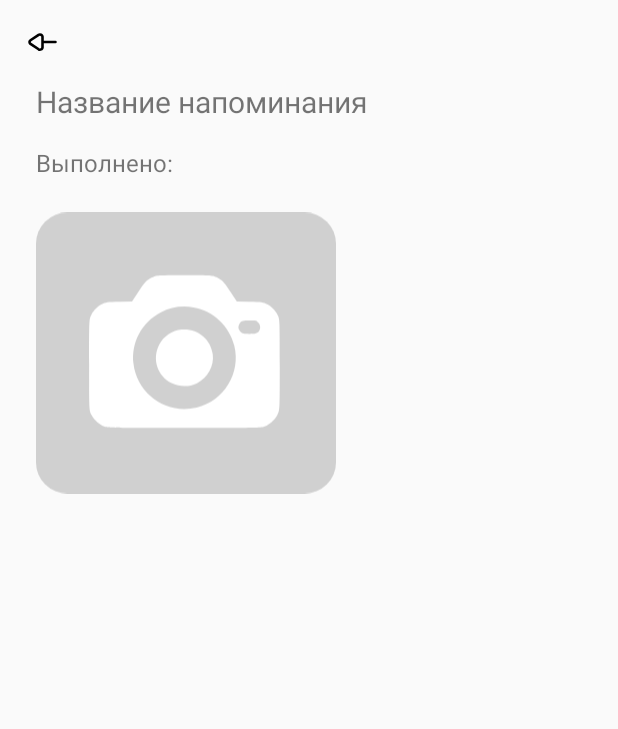
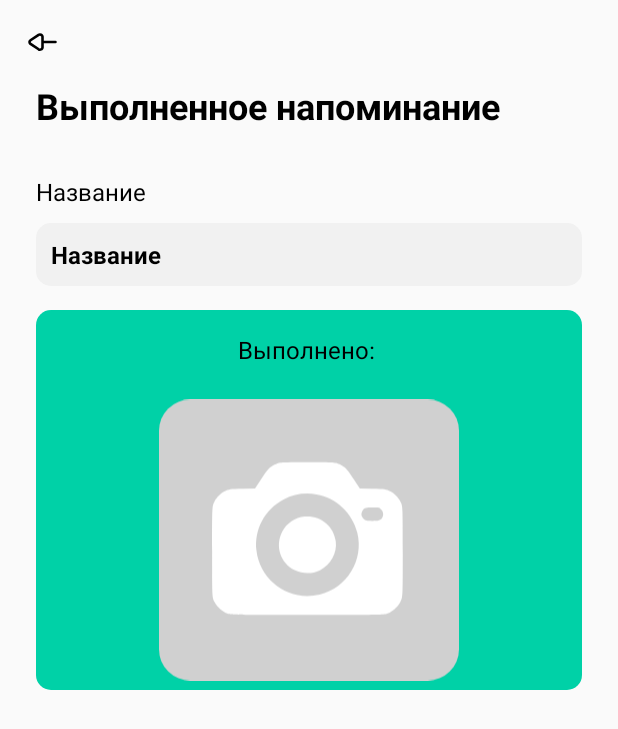
Before and after one commit to nerm1k/alabasterhelp-android-app, an Android app built with Jetpack Compose: the ViewReminderActivity screen opened directly, with no data from a screen before it, on a phone screen of 412 x 824 dp. Shown: the top 729 px of the screen. Run offline under Robolectric (Android 15) with nearby library versions, the phone set to English and light mode, and no system bars; 1 statement that could not run was skipped.

Commit message:
changed view reminder UI

```diff
--- a/app/src/main/java/com/example/alabasterhelp2/ViewReminderActivity.kt
+++ b/app/src/main/java/com/example/alabasterhelp2/ViewReminderActivity.kt
@@ -3,6 +3,7 @@ package com.example.alabasterhelp2
 
 import android.graphics.BitmapFactory
 import android.os.Bundle
+import android.view.MenuItem
 import android.widget.ImageView
 import android.widget.TextView
 import android.widget.Toast
@@ -73,9 +74,10 @@ class ViewReminderActivity : AppCompatActivity() {
 
     private fun setupView() {
         textViewTitle.text = currentReminder.title
-        textViewCompletedAt.text = "Выполнено: ${formatTimestamp(currentReminder.lastCompleted ?: 0)}"
+
 
         if (currentReminder.confirmationMethod == "Фото" && currentReminder.photoPath != null) {
+            textViewCompletedAt.text = "Вы добавили фото (${formatTimestamp(currentReminder.lastCompleted ?: 0)})"
             // Загрузка изображения из пути
             val bitmap = BitmapFactory.decodeFile(currentReminder.photoPath)
             if (bitmap != null) {
@@ -86,6 +88,7 @@ class ViewReminderActivity : AppCompatActivity() {
         } else {
             // Для математического примера скрываем ImageView
             imageViewPhoto.visibility = ImageView.GONE
+            textViewCompletedAt.text = "Вы решили математический пример (${formatTimestamp(currentReminder.lastCompleted ?: 0)})"
         }
     }
     private fun formatTimestamp(timestamp: Long): String {
@@ -94,4 +97,14 @@ class ViewReminderActivity : AppCompatActivity() {
         val dateFormat = SimpleDateFormat("dd.MM.yyyy HH:mm", Locale.getDefault())
         return dateFormat.format(calendar.time)
     }
+
+    override fun onOptionsItemSelected(item: MenuItem): Boolean {
+        return when (item.itemId) {
+            android.R.id.home -> {
+                finish() // Закрываем текущую активность
+                true
+            }
+            else -> super.onOptionsItemSelected(item)
+        }
+    }
 }
--- a/app/src/main/java/com/example/alabasterhelp2/fragments/AchievementsFragment.kt
+++ b/app/src/main/java/com/example/alabasterhelp2/fragments/AchievementsFragment.kt
@@ -87,7 +87,7 @@ class AchievementsFragment : Fragment() {
         // Здесь вы можете загрузить достижения из SharedPreferences или создать их вручную
         return listOf(
             Achievement("Новый пользователь", "Вы успешно зашли в приложение",true),
-            Achievement("Новичок", "Вы заходили в приложение 2 дня",false),
+            Achievement("Новичок", "Вы заходили в приложение 2 дня",true),
             Achievement("Первый раз", "Вы добавили свое первое напоминание", true),
             Achievement("Перфекционист недели", "Необходимо отмечать выполнения напоминаний в течении недели",false),
             Achievement("Опытный", "Вы заходили в приложение 30 дней",false),
--- /dev/null
+++ b/app/src/main/res/drawable/rounded_green.xml
@@ -0,0 +1,5 @@
+<shape xmlns:android="http://schemas.android.com/apk/res/android"
+    android:shape="rectangle">
+    <solid android:color="#00D1A7" /> <!-- Серый цвет фона -->
+    <corners android:radius="10sp" /> <!-- Закругленные углы -->
+</shape>
--- a/app/src/main/res/layout/activity_execute_reminder.xml
+++ b/app/src/main/res/layout/activity_execute_reminder.xml
@@ -19,6 +19,16 @@
         android:layout_marginTop="40sp"
         tools:layout_editor_absoluteY="50dp">
 
+
+        <TextView
+            android:id="@+id/textView11"
+            android:layout_width="match_parent"
+            android:layout_height="wrap_content"
+            android:text="Выполнить напоминание"
+            android:textColor="@color/black"
+            android:textSize="24sp"
+            android:textStyle="bold"
+            android:layout_marginBottom="30sp"/>
 
         <TextView
             android:id="@+id/textView7"
--- a/app/src/main/res/layout/activity_view_reminder.xml
+++ b/app/src/main/res/layout/activity_view_reminder.xml
@@ -12,7 +12,6 @@
     android:theme="@style/ThemeOverlay.AppCompat.Dark.ActionBar" />
 
 <LinearLayout
-    xmlns:android="http://schemas.android.com/apk/res/android"
     android:orientation="vertical"
     android:padding="24dp"
     android:layout_width="match_parent"
@@ -20,26 +19,61 @@
     android:layout_marginTop="30sp">
 
     <TextView
-        android:id="@+id/textViewTitle"
-        android:layout_width="wrap_content"
+        android:id="@+id/textView9"
+        android:layout_width="match_parent"
         android:layout_height="wrap_content"
-        android:text="Название напоминания"
-        android:textSize="20sp"
-        android:layout_marginBottom="16dp"/>
+        android:text="Выполненное напоминание"
+        android:textColor="@color/black"
+        android:textSize="24sp"
+        android:textStyle="bold"
+        android:layout_marginBottom="30sp"/>
 
     <TextView
-        android:id="@+id/textViewCompletedAt"
-        android:layout_width="wrap_content"
+        android:id="@+id/textView10"
+        android:layout_width="match_parent"
         android:layout_height="wrap_content"
-        android:text="Выполнено: "
+        android:text="Название"
+        android:textColor="@color/black"
         android:textSize="16sp"
-        android:layout_marginBottom="16dp"/>
+        android:layout_marginBottom="10sp"/>
 
-    <ImageView
-        android:id="@+id/imageViewPhoto"
-        android:layout_width="200dp"
-        android:layout_height="200dp"
-        android:src="@drawable/photo_add"
-        android:contentDescription="Фото напоминания"/>
+    <TextView
+        android:id="@+id/textViewTitle"
+        android:layout_width="match_parent"
+        android:layout_height="wrap_content"
+        android:layout_marginBottom="16dp"
+        android:background="@drawable/rounded_edittext_background"
+        android:padding="10sp"
+        android:text="Название"
+        android:textColor="@color/black"
+        android:textSize="16sp"
+        android:textStyle="bold" />
+
+    <LinearLayout
+        android:layout_width="match_parent"
+        android:layout_height="wrap_content"
+        android:background="@drawable/rounded_green"
+        android:orientation="vertical"
+        android:gravity="center"
+        android:paddingTop="15sp">
+        <TextView
+            android:id="@+id/textViewCompletedAt"
+            android:layout_width="match_parent"
+            android:layout_height="wrap_content"
+            android:layout_marginBottom="16dp"
+            android:text="Выполнено: "
+            android:textAlignment="center"
+            android:textColor="@color/black"
+            android:textSize="16sp" />
+
+        <ImageView
+            android:id="@+id/imageViewPhoto"
+            android:layout_width="200dp"
+            android:layout_height="200dp"
+            android:contentDescription="Фото напоминания"
+            android:src="@drawable/photo_add" />
+    </LinearLayout>
+
+
 </LinearLayout>
 </androidx.constraintlayout.widget.ConstraintLayout>
```
